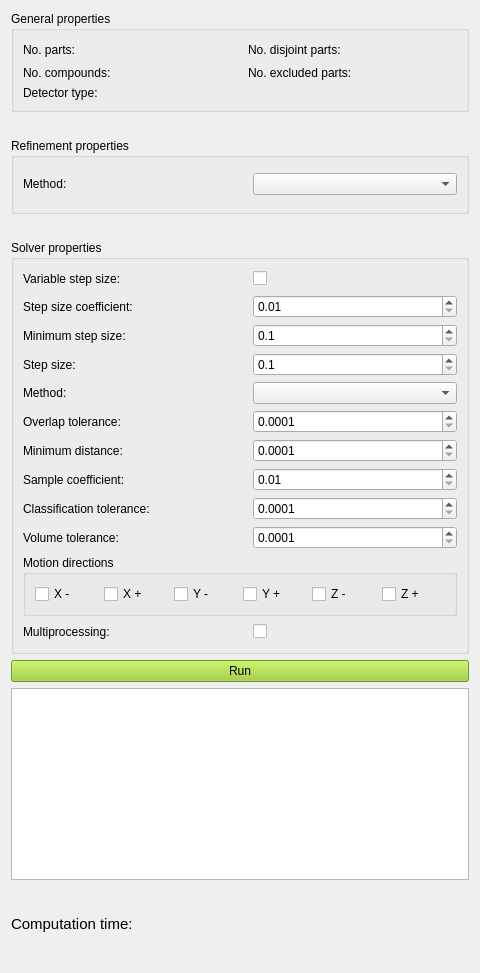
First picture: the form in Gui/Resources/ui/aplan_obstruction_detectors/OCCT.ui, repository martcram/FreeCAD-APLAN, before the edit.
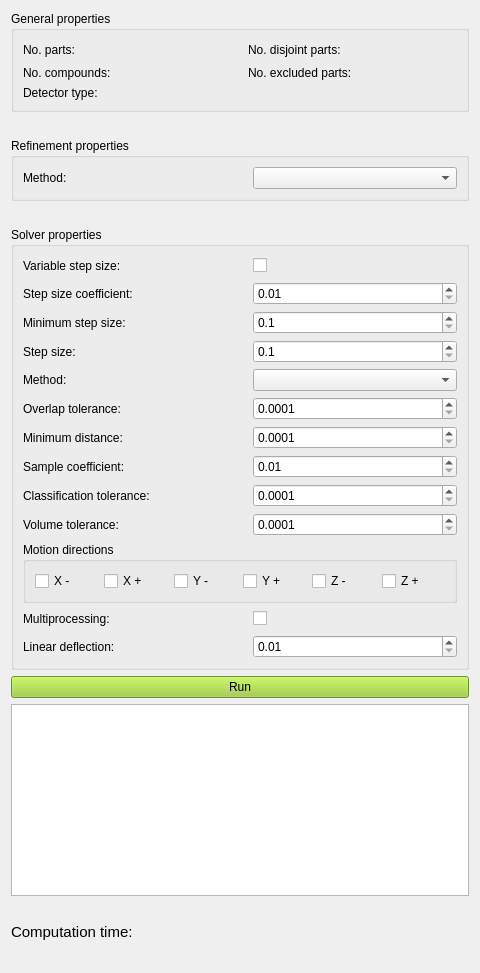
Second picture: the form after the edit.

Commit message: add lin. deflection property to OCCT detector + update task panel

What changed in the file:
```diff
--- a/Gui/Resources/ui/aplan_obstruction_detectors/OCCT.ui
+++ b/Gui/Resources/ui/aplan_obstruction_detectors/OCCT.ui
@@ -521,6 +521,13 @@
       </item>
       <item>
        <layout class="QGridLayout" name="gl_multiprocessing">
+        <item row="0" column="2">
+         <widget class="QCheckBox" name="cb_multiprocessing">
+          <property name="text">
+           <string/>
+          </property>
+         </widget>
+        </item>
         <item row="0" column="0">
          <widget class="QLabel" name="l_label_multiprocessing">
           <property name="text">
@@ -544,10 +551,23 @@
           </property>
          </spacer>
         </item>
-        <item row="0" column="2">
-         <widget class="QCheckBox" name="cb_multiprocessing">
+        <item row="1" column="0">
+         <widget class="QLabel" name="l_label_linear_deflection">
           <property name="text">
-           <string/>
+           <string>Linear deflection:</string>
+          </property>
+         </widget>
+        </item>
+        <item row="1" column="2">
+         <widget class="QDoubleSpinBox" name="dsb_linear_deflection">
+          <property name="minimum">
+           <double>0.010000000000000</double>
+          </property>
+          <property name="maximum">
+           <double>1000.000000000000000</double>
+          </property>
+          <property name="singleStep">
+           <double>0.010000000000000</double>
           </property>
          </widget>
         </item>
```
The commit also changes 2 other files.
